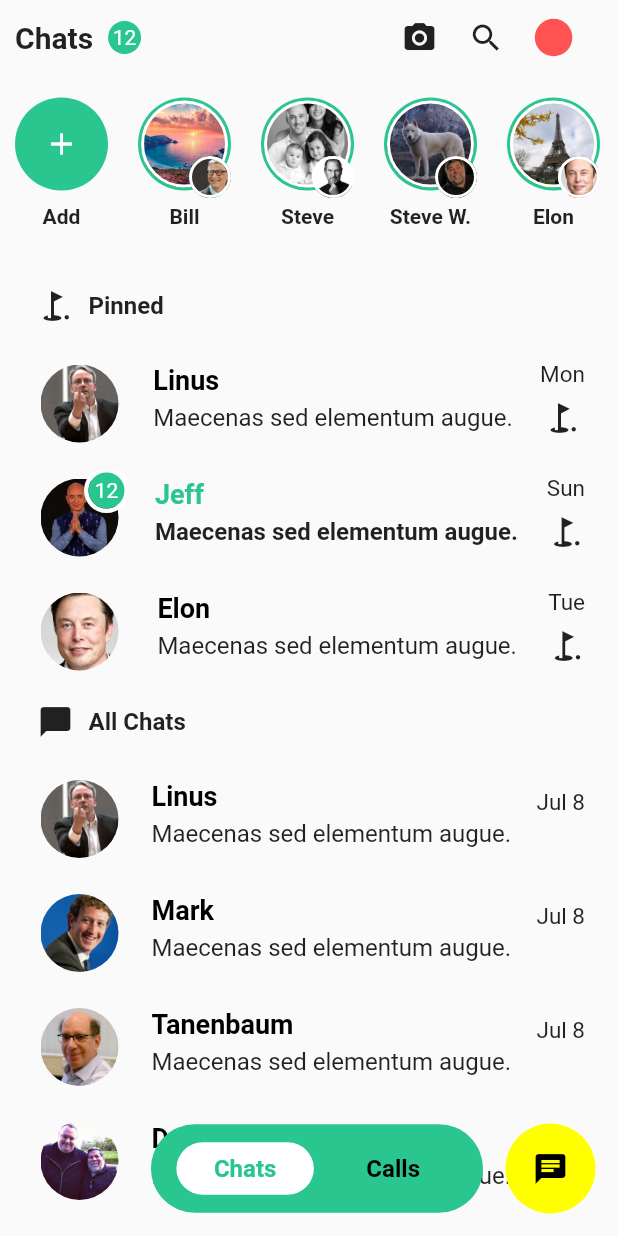
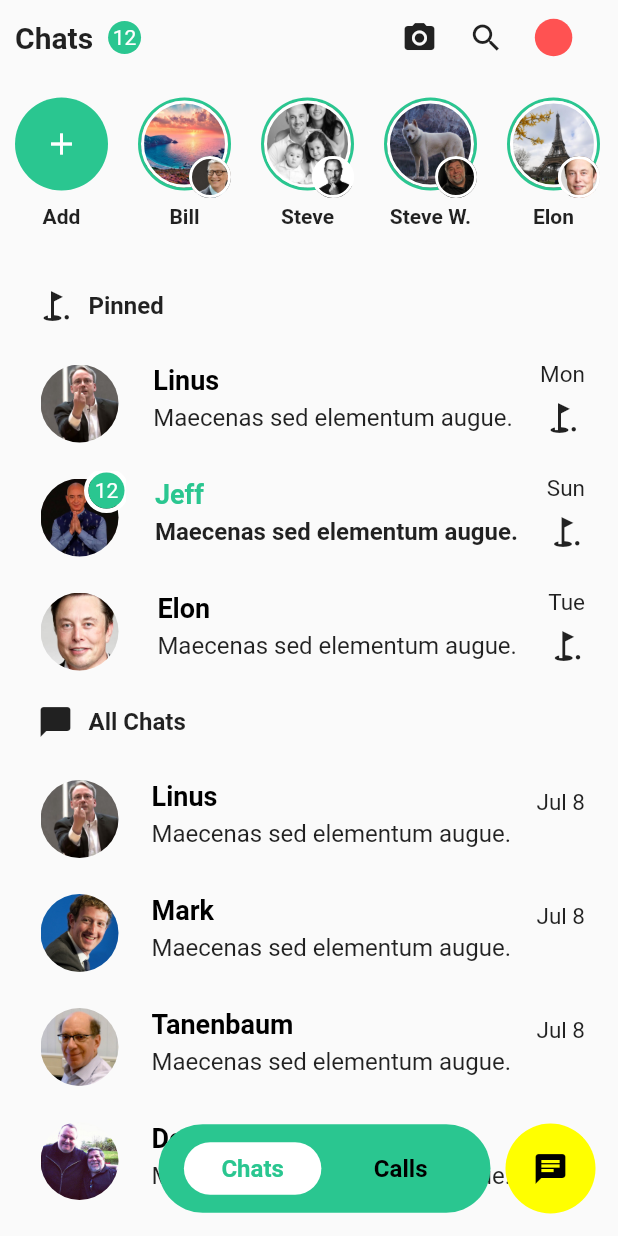
Before and after one commit to feMoraes0/whatsapp-redesign-ui, a Flutter app: the screen it shows after launch, on a phone screen of 412 x 824 dp. Run offline on Flutter 3.47's test engine with Material 2 defaults, Android fonts, the phone set to English and light mode, and no system bars; our stand-ins replace google_fonts.

Commit message:
Updated right margin

```diff
--- a/lib/screens/chats.dart
+++ b/lib/screens/chats.dart
@@ -93,7 +93,7 @@ class ChatsScreen extends StatelessWidget {
               child: Row(
                 children: <Widget>[
                   Container(
-                    margin: const EdgeInsets.only(right: 15.0),
+                    margin: const EdgeInsets.only(right: 10.0),
                     padding: const EdgeInsets.all(12.0),
                     decoration: BoxDecoration(
                       color: theme.primaryColor,
```
